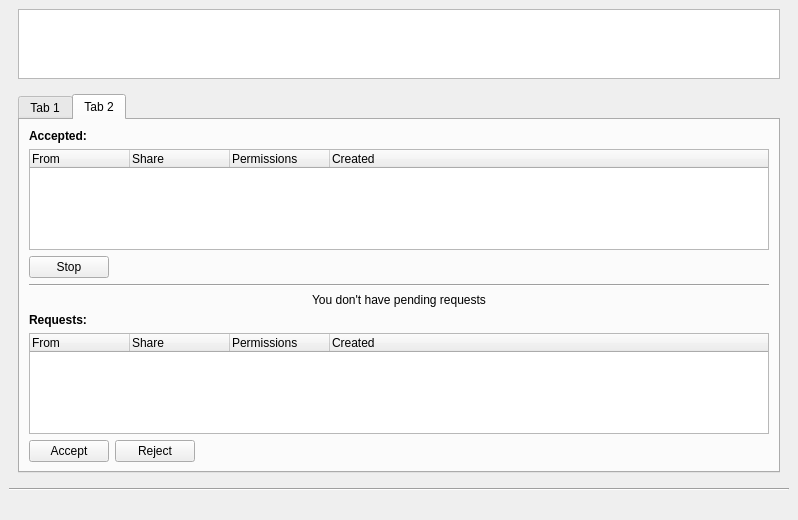
This is pcloudwindow.ui in pcloudcom/psyncgui as Qt 5 draws it before an edit. The edited form follows.
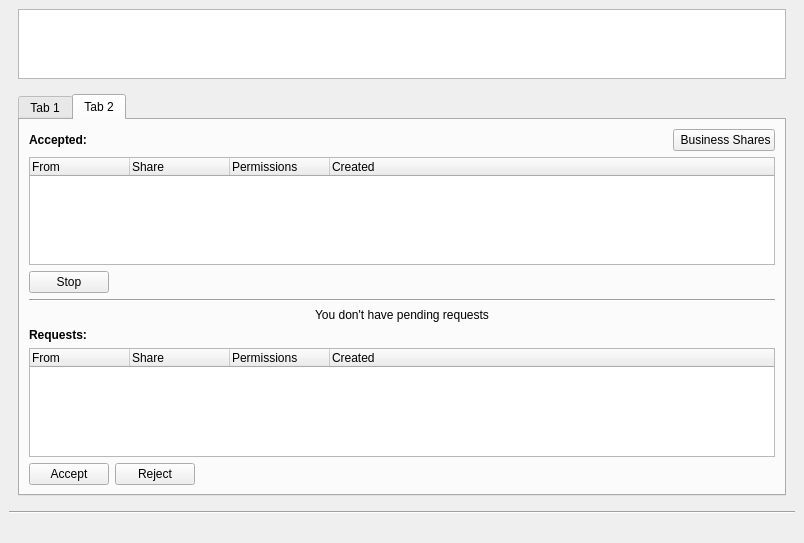
This is the edited form. The open tabs and pages were chosen to show the change. Icons and pictures are not drawn.

Commit message: create Business  Shares (slx-263 and pf-56)

Patch:
```diff
--- a/pcloudwindow.ui
+++ b/pcloudwindow.ui
@@ -6,8 +6,8 @@
    <rect>
     <x>0</x>
     <y>0</y>
-    <width>798</width>
-    <height>520</height>
+    <width>804</width>
+    <height>543</height>
    </rect>
   </property>
   <property name="windowTitle">
@@ -868,11 +868,51 @@
            </attribute>
            <layout class="QVBoxLayout" name="verticalLayout_19">
             <item>
-             <widget class="QLabel" name="label_shared">
-              <property name="text">
-               <string>&lt;html&gt;&lt;head/&gt;&lt;body&gt;&lt;p&gt;&lt;span style=&quot; font-weight:600;&quot;&gt;Accepted:&lt;/span&gt;&lt;/p&gt;&lt;/body&gt;&lt;/html&gt;</string>
-              </property>
-             </widget>
+             <layout class="QHBoxLayout" name="horizontalLayout_36">
+              <item>
+               <widget class="QLabel" name="label_shared">
+                <property name="text">
+                 <string>&lt;html&gt;&lt;head/&gt;&lt;body&gt;&lt;p&gt;&lt;span style=&quot; font-weight:600;&quot;&gt;Accepted:&lt;/span&gt;&lt;/p&gt;&lt;/body&gt;&lt;/html&gt;</string>
+                </property>
+               </widget>
+              </item>
+              <item>
+               <spacer name="horizontalSpacer_15">
+                <property name="orientation">
+                 <enum>Qt::Horizontal</enum>
+                </property>
+                <property name="sizeHint" stdset="0">
+                 <size>
+                  <width>40</width>
+                  <height>20</height>
+                 </size>
+                </property>
+               </spacer>
+              </item>
+              <item>
+               <widget class="QPushButton" name="btnOpenBRequests">
+                <property name="maximumSize">
+                 <size>
+                  <width>180</width>
+                  <height>23</height>
+                 </size>
+                </property>
+                <property name="text">
+                 <string> Business Shares</string>
+                </property>
+                <property name="icon">
+                 <iconset resource="Resources.qrc">
+                  <normaloff>:/16x16/images/16x16/bshares.png</normaloff>:/16x16/images/16x16/bshares.png</iconset>
+                </property>
+                <property name="iconSize">
+                 <size>
+                  <width>15</width>
+                  <height>15</height>
+                 </size>
+                </property>
+               </widget>
+              </item>
+             </layout>
             </item>
             <item>
              <widget class="QTreeWidget" name="treeSharedWithMe">
```
Left out of the diff: 206 changed lines with no effect on the pictures. The commit also changes 5 other files.
